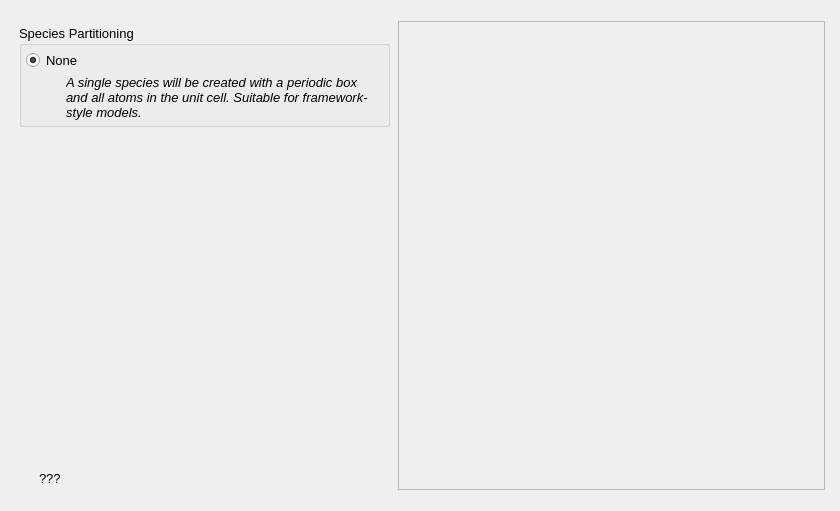
First picture: the form in src/gui/importcifdialog.ui, repository disorderedmaterials/dissolve, before the edit.
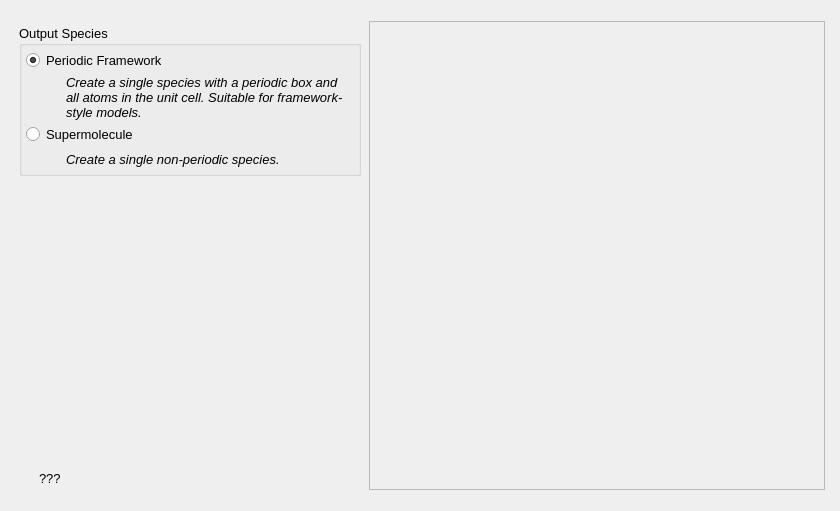
Second picture: the form after the edit. Icons and pictures are not drawn. Custom widgets are drawn as their Qt base class.

Commit message: Allow generation of supermolecule from CIF.

The edit to the form file:
```diff
--- a/src/gui/importcifdialog.ui
+++ b/src/gui/importcifdialog.ui
@@ -1376,7 +1376,7 @@
           <item>
            <widget class="QGroupBox" name="PartitioningGroup">
             <property name="title">
-             <string>Species Partitioning</string>
+             <string>Output Species</string>
             </property>
             <layout class="QVBoxLayout" name="verticalLayout_3">
              <property name="spacing">
@@ -1397,7 +1397,7 @@
              <item>
               <widget class="QRadioButton" name="PartioningNoneRadio">
                <property name="text">
-                <string>None</string>
+                <string>Periodic Framework</string>
                </property>
                <property name="checked">
                 <bool>true</bool>
@@ -1411,6 +1411,9 @@
                  <property name="orientation">
                   <enum>Qt::Horizontal</enum>
                  </property>
+                 <property name="sizeType">
+                  <enum>QSizePolicy::Fixed</enum>
+                 </property>
                  <property name="sizeHint" stdset="0">
                   <size>
                    <width>40</width>
@@ -1428,7 +1431,53 @@
                   </font>
                  </property>
                  <property name="text">
-                  <string>A single species will be created with a periodic box and all atoms in the unit cell. Suitable for framework-style models.</string>
+                  <string>Create a single species with a periodic box and all atoms in the unit cell. Suitable for framework-style models.</string>
+                 </property>
+                 <property name="wordWrap">
+                  <bool>true</bool>
+                 </property>
+                </widget>
+               </item>
+              </layout>
+             </item>
+             <item>
+              <widget class="QRadioButton" name="OutputSupermoleculeRadio">
+               <property name="text">
+                <string>Supermolecule</string>
+               </property>
+               <property name="checked">
+                <bool>false</bool>
+               </property>
+              </widget>
+             </item>
+             <item>
+              <layout class="QHBoxLayout" name="horizontalLayout_12">
+               <item>
+                <spacer name="horizontalSpacer_2">
+                 <property name="orientation">
+                  <enum>Qt::Horizontal</enum>
+                 </property>
+                 <property name="sizeType">
+                  <enum>QSizePolicy::Fixed</enum>
+                 </property>
+                 <property name="sizeHint" stdset="0">
+                  <size>
+                   <width>40</width>
+                   <height>20</height>
+                  </size>
+                 </property>
+                </spacer>
+               </item>
+               <item>
+                <widget class="QLabel" name="label_19">
+                 <property name="font">
+                  <font>
+                   <pointsize>10</pointsize>
+                   <italic>true</italic>
+                  </font>
+                 </property>
+                 <property name="text">
+                  <string>Create a single non-periodic species.</string>
                  </property>
                  <property name="wordWrap">
                   <bool>true</bool>
```
Left out of the diff: 4 changed lines with no effect on the pictures. The commit also changes 2 other files.
